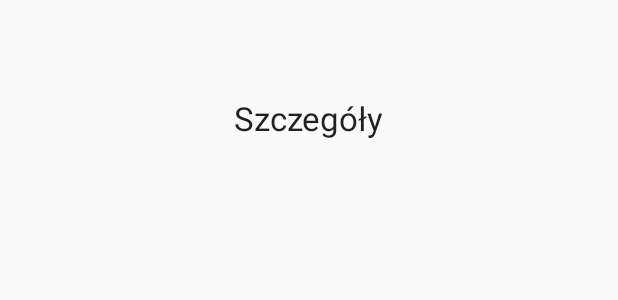
After one commit to pietrov8/FindMyCar, an Android app: the layout activity_marker_info.xml on its own in the app's theme, with its tools: preview values and no code run, on a phone screen of 412 x 824 dp. The commit adds this screen. Shown: the top 300 px of the screen. Run offline under Robolectric (Android 15) with nearby library versions, the phone set to English and light mode, and no system bars.

Commit message:
Szczegóły i poprawiony błąd

```diff
--- a/FindMyCar/app/src/main/AndroidManifest.xml
+++ b/FindMyCar/app/src/main/AndroidManifest.xml
@@ -48,7 +48,8 @@
         </activity>
         <activity android:name=".AddActivity" />
         <activity android:name=".EditActivity" />
-        <activity android:name=".ListActivity"></activity>
+        <activity android:name=".ListActivity" />
+        <activity android:name=".MarkerInfo"></activity>
     </application>
 
 </manifest>
--- a/FindMyCar/app/src/main/java/com/example/piotr/findmycar/ListActivity.java
+++ b/FindMyCar/app/src/main/java/com/example/piotr/findmycar/ListActivity.java
@@ -121,6 +121,10 @@ public class ListActivity extends Activity {
                 startActivity(ii);
                 mp2.start();
                 break;
+            case R.id.get_marker_info:
+                Intent iii = new Intent(getApplicationContext(), MarkerInfo.class);
+                startActivity(iii);
+                mp2.start();
             default:
                 return super.onContextItemSelected(item);
         }
--- a/FindMyCar/app/src/main/res/layout/activity_add.xml
+++ b/FindMyCar/app/src/main/res/layout/activity_add.xml
@@ -1,4 +1,8 @@
 <?xml version="1.0" encoding="utf-8"?>
+<ScrollView
+    android:layout_width="match_parent"
+    android:layout_height="match_parent"
+    xmlns:android="http://schemas.android.com/apk/res/android">
 <RelativeLayout xmlns:android="http://schemas.android.com/apk/res/android"
     xmlns:tools="http://schemas.android.com/tools"
     android:layout_width="match_parent"
@@ -120,3 +124,4 @@
     </TableLayout>
 
 </RelativeLayout>
+</ScrollView>
--- /dev/null
+++ b/FindMyCar/app/src/main/res/layout/activity_marker_info.xml
@@ -0,0 +1,27 @@
+<?xml version="1.0" encoding="utf-8"?>
+<ScrollView
+    android:layout_width="match_parent"
+    android:layout_height="match_parent"
+    xmlns:android="http://schemas.android.com/apk/res/android">
+<RelativeLayout xmlns:android="http://schemas.android.com/apk/res/android"
+    xmlns:tools="http://schemas.android.com/tools"
+    android:layout_width="match_parent"
+    android:layout_height="match_parent"
+    android:paddingBottom="@dimen/activity_vertical_margin"
+    android:paddingLeft="@dimen/activity_horizontal_margin"
+    android:paddingRight="@dimen/activity_horizontal_margin"
+    android:paddingTop="@dimen/activity_vertical_margin"
+    tools:context="com.example.piotr.findmycar.MarkerInfo">
+
+    <TextView
+        android:layout_width="wrap_content"
+        android:layout_height="wrap_content"
+        android:textAppearance="?android:attr/textAppearanceLarge"
+        android:text="@string/marker_info"
+        android:id="@+id/textView"
+        android:layout_marginTop="48dp"
+        android:layout_alignParentTop="true"
+        android:layout_centerHorizontal="true" />
+
+</RelativeLayout>
+</ScrollView>
--- a/FindMyCar/app/src/main/res/menu/menu_list_marker.xml
+++ b/FindMyCar/app/src/main/res/menu/menu_list_marker.xml
@@ -9,6 +9,10 @@
         android:icon="@android:drawable/ic_menu_edit"
         android:title="@string/delete_text" />
 
+    <item android:id="@+id/get_marker_info"
+        android:icon="@android:drawable/ic_menu_save"
+        android:title="@string/marker_info" />
+
     <item android:id="@+id/get_marker"
         android:icon="@android:drawable/ic_menu_save"
         android:title="@string/select_text" />
--- a/FindMyCar/app/src/main/res/values/strings.xml
+++ b/FindMyCar/app/src/main/res/values/strings.xml
@@ -31,4 +31,6 @@
     <string name="delete_alert">Czy napewno chcesz usunąć znacznik?</string>
     <string name="yes">Tak</string>
     <string name="no">Nie</string>
+    <string name="marker_info">Szczegóły</string>
+    <string name="update_coordinates">Zaktualizuj współrzędne</string>
 </resources>
```
Also changed, not shown: FindMyCar/app/src/main/java/com/example/piotr/findmycar/CameraViewActivity.java (+17 -9 lines), FindMyCar/app/src/main/java/com/example/piotr/findmycar/MarkerInfo.java (added, +14 -0 lines), FindMyCar/app/src/main/res/layout/activity_edit.xml (+15 -0 lines), FindMyCar/app/src/main/res/layout/activity_home__screen.xml (line endings or trailing spaces).
